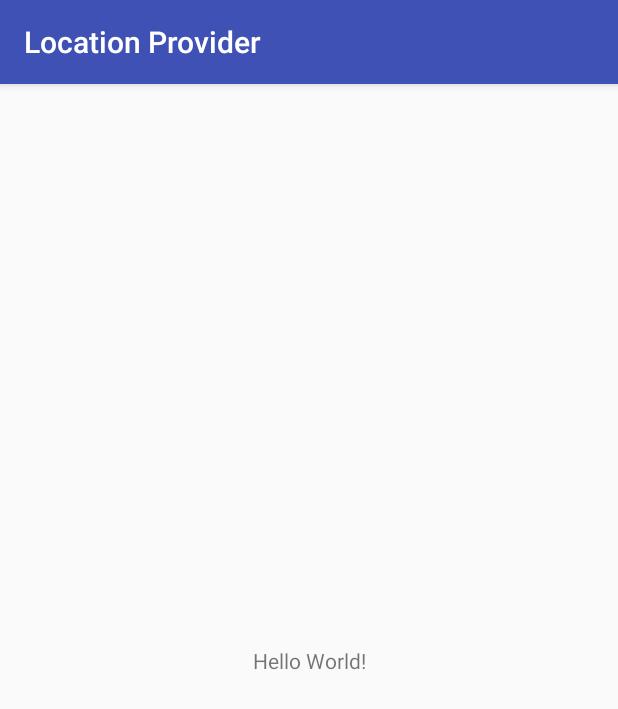
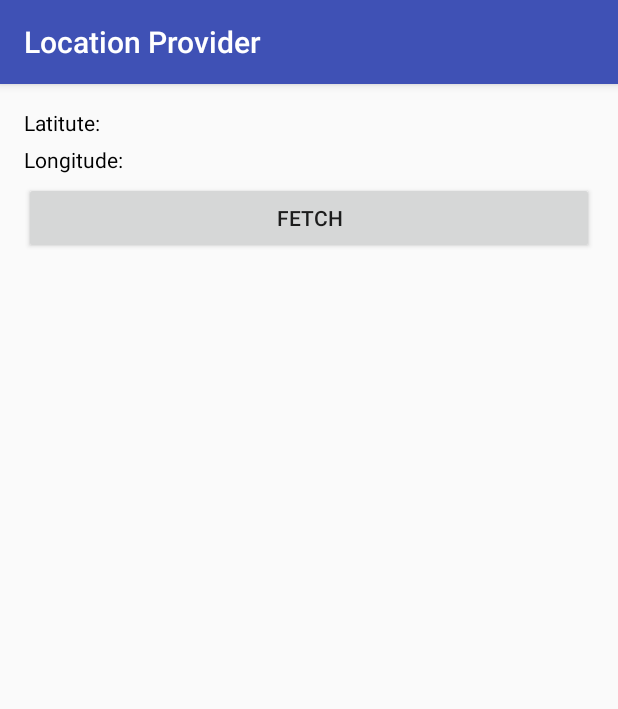
Before and after one commit to bhaktijkoli/LocationProvider, an Android app: the screen it shows after launch (MainActivity), on a phone screen of 412 x 824 dp. Shown: the top 709 px of the screen. Run offline under Robolectric (Android 15) with nearby library versions, the phone set to English and light mode, and no system bars.

Commit message:
Added Fused Location Provider

```diff
--- a/app/build.gradle
+++ b/app/build.gradle
@@ -26,4 +26,5 @@ dependencies {
     androidTestImplementation 'com.android.support.test:runner:1.0.2'
     androidTestImplementation 'com.android.support.test.espresso:espresso-core:3.0.2'
     implementation 'com.google.android.gms:play-services-location:15.0.1'
+    compile 'com.squareup.okhttp3:okhttp:3.10.0'
 }
--- a/app/src/main/java/com/bhaktijkoli/locationprovider/MainActivity.java
+++ b/app/src/main/java/com/bhaktijkoli/locationprovider/MainActivity.java
@@ -1,13 +1,70 @@
 package com.bhaktijkoli.locationprovider;
 
+import android.Manifest;
+import android.content.pm.PackageManager;
+import android.location.Location;
+import android.os.Build;
+import android.support.annotation.NonNull;
+import android.support.v4.app.ActivityCompat;
 import android.support.v7.app.AppCompatActivity;
 import android.os.Bundle;
+import android.view.View;
+import android.widget.Button;
+import android.widget.TextView;
+
+import com.google.android.gms.location.FusedLocationProviderClient;
+import com.google.android.gms.location.LocationServices;
+import com.google.android.gms.tasks.OnSuccessListener;
 
 public class MainActivity extends AppCompatActivity {
+
+    private Button btnFetch;
+    private TextView tvLat;
+    private TextView tvLong;
+    private FusedLocationProviderClient fusedLocationProviderClient;
+    private static final int REQUEST_FINE_LOCATION_CODE = 101;
 
     @Override
     protected void onCreate(Bundle savedInstanceState) {
         super.onCreate(savedInstanceState);
         setContentView(R.layout.activity_main);
+        btnFetch = (Button) findViewById(R.id.btnFetch);
+        tvLat = (TextView) findViewById(R.id.tvLat);
+        tvLong = (TextView) findViewById(R.id.tvLong);
+        btnFetch.setOnClickListener(new View.OnClickListener() {
+            @Override
+            public void onClick(View view) {
+                getLocationInfo();
+            }
+        });
+    }
+
+    @Override
+    public void onRequestPermissionsResult(int requestCode, @NonNull String[] permissions, @NonNull int[] grantResults) {
+        super.onRequestPermissionsResult(requestCode, permissions, grantResults);
+        if(requestCode == REQUEST_FINE_LOCATION_CODE && grantResults[0] == PackageManager.PERMISSION_GRANTED) {
+            getLocationInfo();
+        } else {
+            finish();
+        }
+    }
+
+    private void getLocationInfo() {
+        fusedLocationProviderClient = LocationServices.getFusedLocationProviderClient(this);
+        if (ActivityCompat.checkSelfPermission(this, Manifest.permission.ACCESS_FINE_LOCATION) == PackageManager.PERMISSION_GRANTED) {
+            fusedLocationProviderClient.getLastLocation().addOnSuccessListener(this, new OnSuccessListener<Location>() {
+                @Override
+                public void onSuccess(Location location) {
+                    if (location != null) {
+                        tvLat.setText(String.valueOf(location.getLatitude()));
+                        tvLong.setText(String.valueOf(location.getLongitude()));
+                    }
+                }
+            });
+        } else {
+            if (Build.VERSION.SDK_INT >= Build.VERSION_CODES.M) {
+                ActivityCompat.requestPermissions(this, new String[]{Manifest.permission.ACCESS_FINE_LOCATION}, REQUEST_FINE_LOCATION_CODE);
+            }
+        }
     }
 }
--- a/app/src/main/res/layout/activity_main.xml
+++ b/app/src/main/res/layout/activity_main.xml
@@ -1,18 +1,56 @@
 <?xml version="1.0" encoding="utf-8"?>
-<android.support.constraint.ConstraintLayout xmlns:android="http://schemas.android.com/apk/res/android"
+<LinearLayout xmlns:android="http://schemas.android.com/apk/res/android"
     xmlns:app="http://schemas.android.com/apk/res-auto"
     xmlns:tools="http://schemas.android.com/tools"
     android:layout_width="match_parent"
     android:layout_height="match_parent"
+    android:orientation="vertical"
+    android:padding="16dp"
     tools:context="com.bhaktijkoli.locationprovider.MainActivity">
 
-    <TextView
-        android:layout_width="wrap_content"
+
+    <LinearLayout
+        android:layout_width="match_parent"
         android:layout_height="wrap_content"
-        android:text="Hello World!"
-        app:layout_constraintBottom_toBottomOf="parent"
-        app:layout_constraintLeft_toLeftOf="parent"
-        app:layout_constraintRight_toRightOf="parent"
-        app:layout_constraintTop_toTopOf="parent" />
+        android:layout_marginBottom="5dp"
+        android:orientation="horizontal">
+        <TextView
+            android:id="@+id/textView1"
+            android:layout_width="wrap_content"
+            android:layout_height="wrap_content"
+            android:layout_weight="1"
+            android:text="Latitute:"
+            android:textColor="#000000" />
+        <TextView
+            android:id="@+id/tvLat"
+            android:layout_width="wrap_content"
+            android:layout_height="wrap_content"
+            android:layout_weight="1"
+            android:text="" />
+    </LinearLayout>
+    <LinearLayout
+        android:layout_width="match_parent"
+        android:layout_height="wrap_content"
+        android:layout_marginBottom="5dp"
+        android:orientation="horizontal">
+        <TextView
+            android:id="@+id/textView2"
+            android:layout_width="wrap_content"
+            android:layout_height="wrap_content"
+            android:layout_weight="1"
+            android:text="Longitude:"
+            android:textColor="#000000" />
+        <TextView
+            android:id="@+id/tvLong"
+            android:layout_width="wrap_content"
+            android:layout_height="wrap_content"
+            android:layout_weight="1"
+            android:text="" />
+    </LinearLayout>
 
-</android.support.constraint.ConstraintLayout>
+    <Button
+        android:id="@+id/btnFetch"
+        android:layout_width="match_parent"
+        android:layout_height="wrap_content"
+        android:text="FETCH" />
+</LinearLayout>
```
